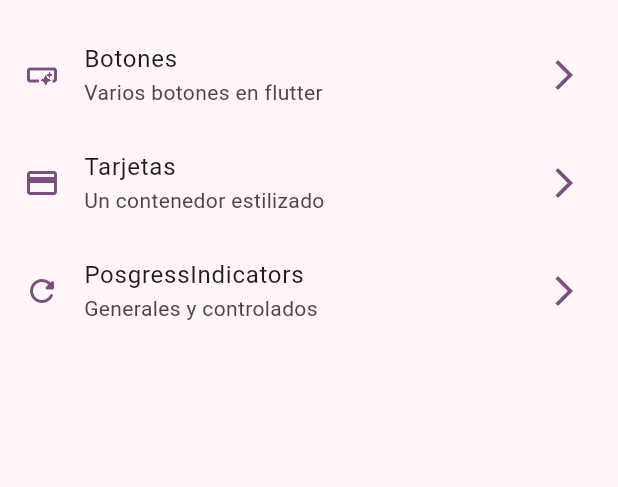
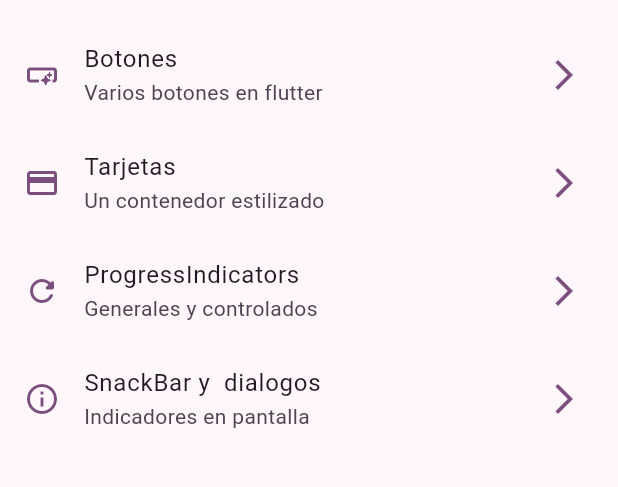
Before and after one commit to Victor-Venegas-Calbillan/widget-app, a Flutter app: the screen it shows after launch, on a phone screen of 412 x 824 dp, the part 63-550 px from its top. Run offline on Flutter 3.47's test engine with Material 2 defaults, Android fonts, the phone set to English and light mode, and no system bars; our stand-ins replace go_router.

Commit message:
snackbars y dialogos terminados

```diff
--- a/lib/config/menu/menu_items.dart
+++ b/lib/config/menu/menu_items.dart
@@ -28,9 +28,15 @@ const appMenuitems = <MenuItem>[
     icon: Icons.credit_card_outlined,
   ),
   MenuItem(
-    title: 'PosgressIndicators',
+    title: 'ProgressIndicators',
     subTitle: 'Generales y controlados',
     link: '/progress',
     icon: Icons.refresh_rounded,
   ),
+  MenuItem(
+    title: 'SnackBar y  dialogos',
+    subTitle: 'Indicadores en pantalla',
+    link: '/snackbars',
+    icon: Icons.info_outline,
+  ),
 ];
--- a/lib/config/router/app_router.dart
+++ b/lib/config/router/app_router.dart
@@ -18,28 +18,14 @@ final appRouter = GoRouter(
       builder: (context, state) => const CardsScreen(),
     ),
     GoRoute(
-      path: '/animated',
-      builder: (context, state) => const AnimatedScreen(),
-    ),
-    GoRoute(
-      path: '/tutorial',
-      builder: (context, state) => const AppTutorialScreen(),
-    ),
-    GoRoute(
-      path: '/infinity',
-      builder: (context, state) => const InfiniteScrollScreen(),
-    ),
-    GoRoute(
-      path: ProgressScreen.name,
+      path: '/progress',
+      name: ProgressScreen.name,
       builder: (context, state) => const ProgressScreen(),
     ),
     GoRoute(
-      path: '/snackbar',
+      path: '/snackbars',
+      name: SnackBarScreen.name,
       builder: (context, state) => const SnackBarScreen(),
-    ),
-    GoRoute(
-      path: '/ui_controls',
-      builder: (context, state) => const UiControlScreen(),
     ),
   ],
 );
--- a/lib/main.dart
+++ b/lib/main.dart
@@ -12,6 +12,7 @@ class MainApp extends StatelessWidget {
   @override
   Widget build(BuildContext context) {
     return MaterialApp.router(
+      title: 'Widgets App',
       routerConfig: appRouter,
       debugShowCheckedModeBanner: false,
       theme: AppThemme(selecetedColor: 4).getTheme(),
```
Also changed, not shown: lib/presentation/screens/snackbar/snackbar_screen.dart (+66 -1 lines).
